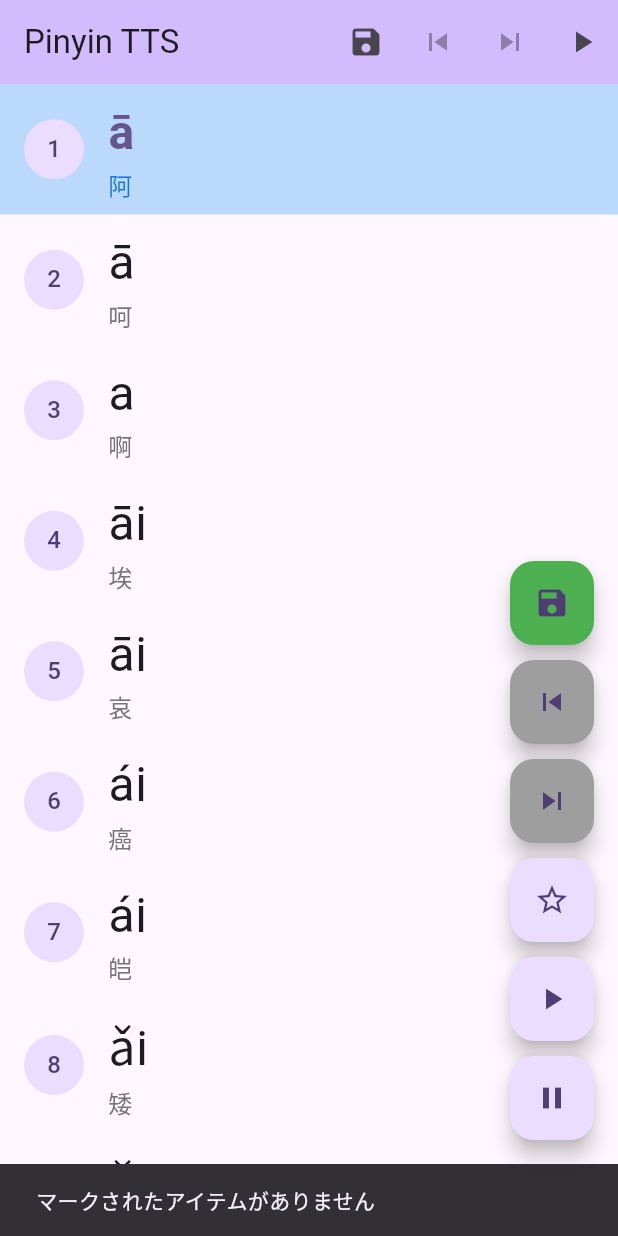
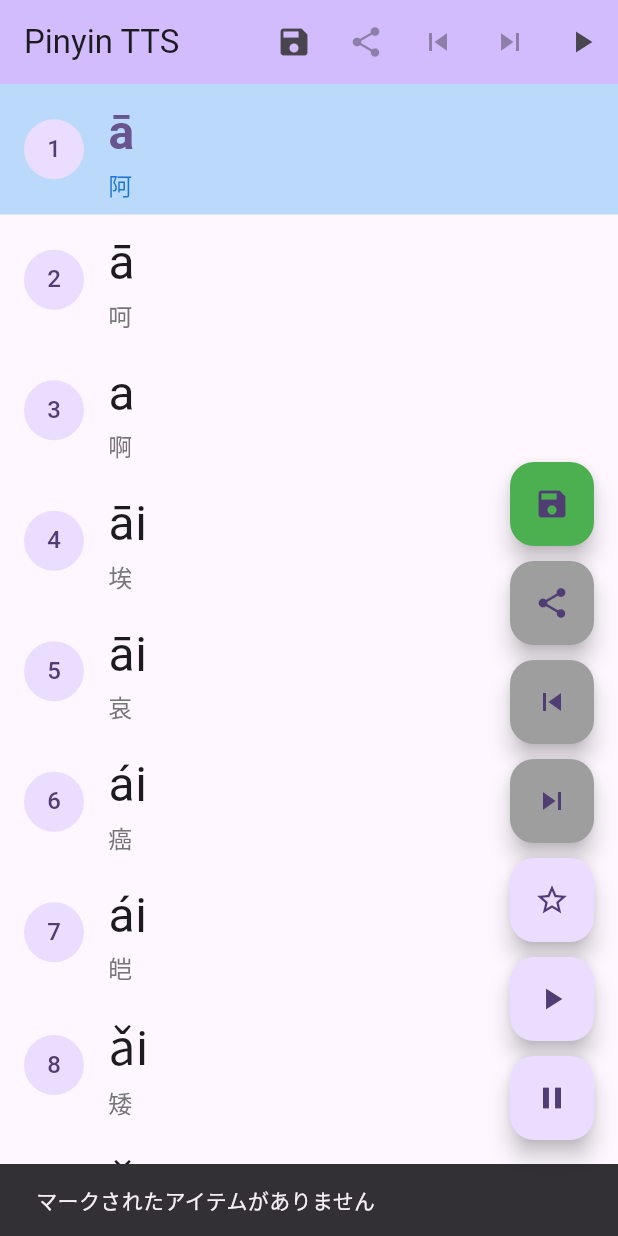
Before and after one commit to suikan4github/pinyin_tts, a Flutter app: the screen it shows after launch, after a tap on the "save" icon, on a phone screen of 412 x 824 dp. Run offline on Flutter 3.47's test engine with Material 3 defaults, Android fonts, the phone set to English and light mode, and no system bars; our stand-ins replace flutter_tts, share_plus.

Commit message:
Add share functionality to share the last saved file.

```diff
--- a/lib/main.dart
+++ b/lib/main.dart
@@ -1,6 +1,7 @@
 import 'package:flutter/material.dart';
 import 'package:flutter_tts/flutter_tts.dart';
 import 'package:path_provider/path_provider.dart';
+import 'package:share_plus/share_plus.dart';
 import 'dart:io';
 import 'generate_source_hanzi_list.dart';
 
@@ -49,6 +50,7 @@
   bool isPlaying = false;
   bool isPaused = false;
   bool isSaving = false;
+  String? lastSavedFilePath;
 
   @override
   void initState() {
@@ -195,10 +197,19 @@
       // ファイルに保存
       await file.writeAsString(fileContent);
 
+      // 最後に保存されたファイルパスを更新
+      setState(() {
+        lastSavedFilePath = file.path;
+      });
+
       ScaffoldMessenger.of(context).showSnackBar(
         SnackBar(
           content: Text(
             '$fileName を保存しました (${markedCharacters.length}文字)\nパス: ${file.path}',
+          ),
+          action: SnackBarAction(
+            label: 'シェア',
+            onPressed: () => shareFile(file.path),
           ),
         ),
       );
@@ -210,6 +221,25 @@
       setState(() {
         isSaving = false;
       });
+    }
+  }
+
+  Future<void> shareFile(String filePath) async {
+    try {
+      final file = File(filePath);
+      if (await file.exists()) {
+        await Share.shareXFiles(
+          [XFile(filePath)],
+          text: 'マークされた漢字のリスト',
+          subject: 'Pinyin TTS - マークされた漢字',
+        );
+      } else {
+        throw Exception('ファイルが見つかりません');
+      }
+    } catch (e) {
+      ScaffoldMessenger.of(context).showSnackBar(
+        SnackBar(content: Text('ファイル共有に失敗しました: $e')),
+      );
     }
   }
 
@@ -283,6 +313,13 @@
                   )
                 : const Icon(Icons.save),
             tooltip: 'Save Marked Items',
+          ),
+          IconButton(
+            onPressed: lastSavedFilePath != null
+                ? () => shareFile(lastSavedFilePath!)
+                : null,
+            icon: const Icon(Icons.share),
+            tooltip: 'Share Last Saved File',
           ),
           IconButton(
             onPressed: markedItems.isEmpty ? null : goToPreviousMarkedItem,
@@ -368,6 +405,16 @@
           ),
           const SizedBox(height: 10),
           FloatingActionButton(
+            heroTag: "share",
+            onPressed: lastSavedFilePath != null
+                ? () => shareFile(lastSavedFilePath!)
+                : null,
+            tooltip: 'Share Last Saved File',
+            backgroundColor: lastSavedFilePath != null ? null : Colors.grey,
+            child: const Icon(Icons.share),
+          ),
+          const SizedBox(height: 10),
+          FloatingActionButton(
             heroTag: "prev_marked",
             onPressed: markedItems.isEmpty ? null : goToPreviousMarkedItem,
             tooltip: 'Previous Marked Item',
--- a/pubspec.yaml
+++ b/pubspec.yaml
@@ -38,6 +38,7 @@ dependencies:
   googleapis: ^14.0.0
   google_sign_in: ^7.1.1
   path_provider: ^2.1.5
+  share_plus: ^11.1.0
 
 dev_dependencies:
   flutter_test:
```
